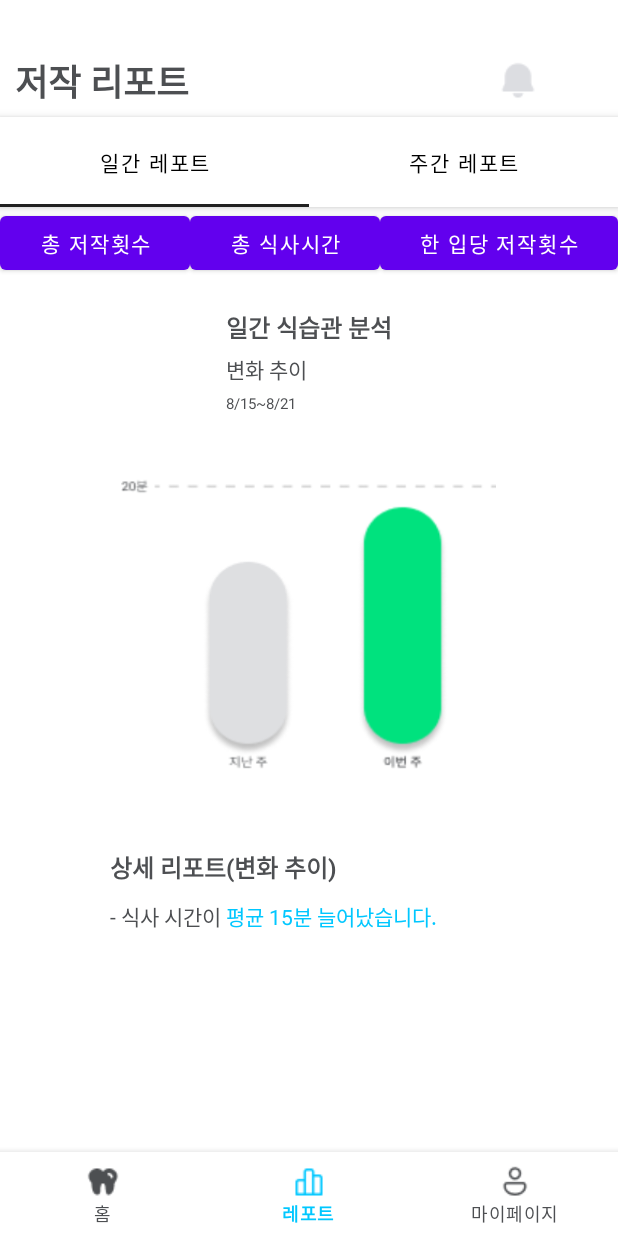
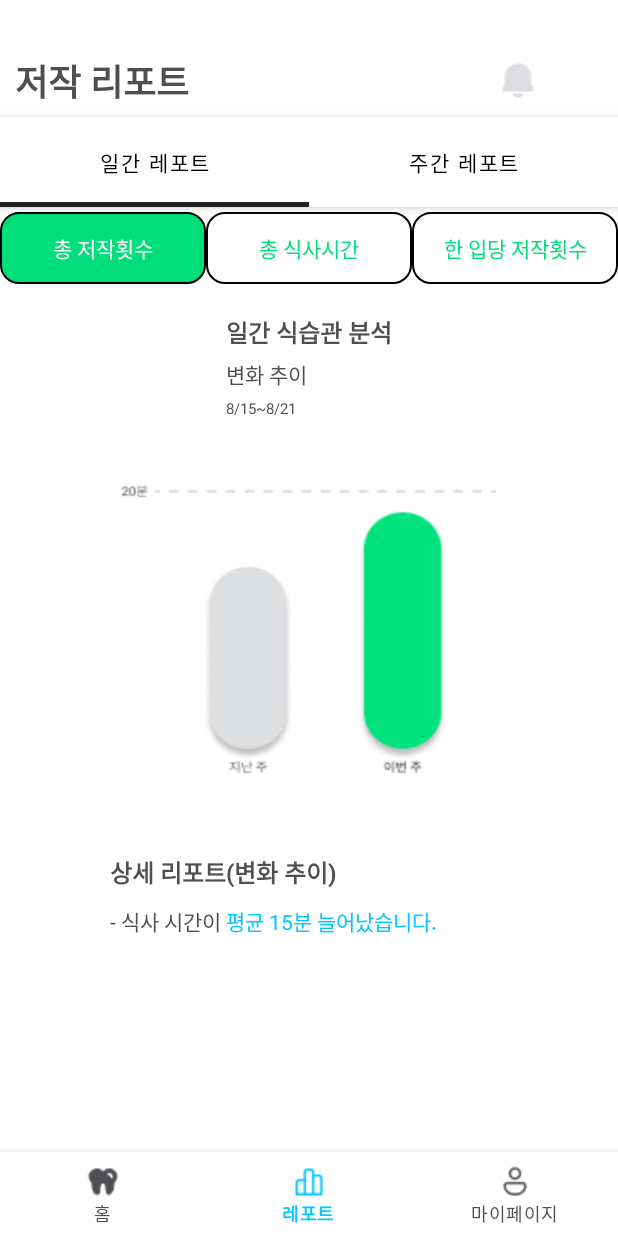
Before and after one commit to teamUMUL/Android_UMUL, an Android app: the screen it shows after launch (MainActivity), item 2 of the bottom bar chosen, on a phone screen of 412 x 824 dp. Run offline under Robolectric (Android 15) with nearby library versions, the phone set to English and light mode, and no system bars.

Commit message:
레포트 버튼 비율 조정, 선택 시 변화 유지를 위해 Button -> RadioButton으로 변경, 빌드 속도 최적화를 위한 병렬 처리/ Daemon 사용/ offline처리

```diff
--- /dev/null
+++ b/app/src/main/res/drawable/report_button.xml
@@ -0,0 +1,26 @@
+<?xml version="1.0" encoding="utf-8"?>
+<selector xmlns:android="http://schemas.android.com/apk/res/android">
+    <item android:state_checked="true">
+        <shape android:shape="rectangle">
+            <solid android:color="#00DE7A" />
+            <stroke android:width="1dp" android:color="#000000" />
+            <corners
+                android:bottomLeftRadius="12dp"
+                android:bottomRightRadius="12dp"
+                android:topLeftRadius="12dp"
+                android:topRightRadius="12dp"/>
+        </shape>
+    </item>
+    <item android:state_checked="false">
+        <shape android:shape="rectangle">
+            <solid android:color="#FFFFFF" />
+            <stroke android:width="1dp" android:color="#000000" />
+            <corners
+                android:bottomLeftRadius="12dp"
+                android:bottomRightRadius="12dp"
+                android:topLeftRadius="12dp"
+                android:topRightRadius="12dp"/>
+        </shape>
+    </item>
+
+</selector>
--- /dev/null
+++ b/app/src/main/res/drawable/report_text.xml
@@ -0,0 +1,7 @@
+<?xml version="1.0" encoding="utf-8"?>
+<selector xmlns:android="http://schemas.android.com/apk/res/android">
+    <item android:state_checked="true" android:color="#FFFFFF">
+    </item>
+    <item android:state_checked="false" android:color="#00DE7A">
+    </item>
+</selector>
--- a/app/src/main/res/layout/fragment_report.xml
+++ b/app/src/main/res/layout/fragment_report.xml
@@ -65,7 +65,8 @@
                 android:layout_height="60dp"
                 android:id="@+id/tabs"
                 android:background="@color/white"
-                app:tabTextColor="@color/black">
+                app:tabTextColor="@color/black"
+                app:tabIndicatorHeight="3dp">
             </com.google.android.material.tabs.TabLayout>
         </com.google.android.material.appbar.AppBarLayout>
         <androidx.viewpager2.widget.ViewPager2
--- a/app/src/main/res/layout/fragment_report1.xml
+++ b/app/src/main/res/layout/fragment_report1.xml
@@ -5,34 +5,49 @@
     android:layout_width="match_parent"
     android:layout_height="match_parent">
 
-    <LinearLayout
+    <RadioGroup
         android:id="@+id/btnContainer1"
         android:layout_width="match_parent"
         android:layout_height="wrap_content"
+        android:layout_marginTop="3dp"
         app:layout_constraintTop_toTopOf="parent"
-        android:orientation="horizontal">
+        android:orientation="horizontal"
+        android:weightSum="3">
 
-        <Button
+        <RadioButton
+            android:checked="true"
             android:id="@+id/btn1_1"
-            android:layout_width="wrap_content"
+            android:layout_width="0dp"
             android:layout_height="wrap_content"
             android:layout_weight="1"
-            android:text="총 저작횟수"/>
+            android:text="총 저작횟수"
+            android:background="@drawable/report_button"
+            android:textColor="@drawable/report_text"
+            android:button="@null"
+            android:gravity="center"/>
 
-        <Button
+        <RadioButton
             android:id="@+id/btn1_2"
-            android:layout_width="wrap_content"
+            android:layout_width="0dp"
             android:layout_height="wrap_content"
             android:layout_weight="1"
-            android:text="총 식사시간"/>
+            android:text="총 식사시간"
+            android:background="@drawable/report_button"
+            android:textColor="@drawable/report_text"
+            android:button="@null"
+            android:gravity="center"/>
 
-        <Button
+        <RadioButton
             android:id="@+id/btn1_3"
-            android:layout_width="wrap_content"
+            android:layout_width="0dp"
             android:layout_height="wrap_content"
             android:layout_weight="1"
-            android:text="한 입당 저작횟수"/>
-    </LinearLayout>
+            android:text="한 입당 저작횟수"
+            android:background="@drawable/report_button"
+            android:textColor="@drawable/report_text"
+            android:button="@null"
+            android:gravity="center"/>
+    </RadioGroup>
 
     <FrameLayout
         android:layout_width="0dp"
```
Also changed, not shown: app/src/main/res/layout/fragment_report2.xml (+24 -11 lines), gradle.properties (+10 -0 lines).
